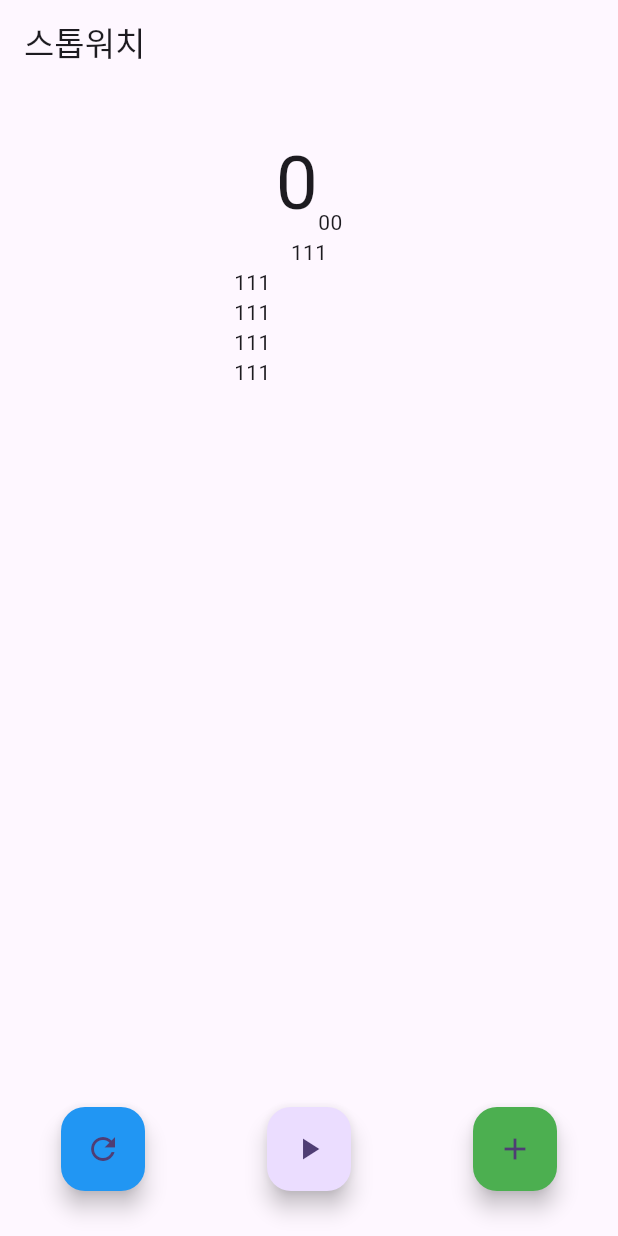
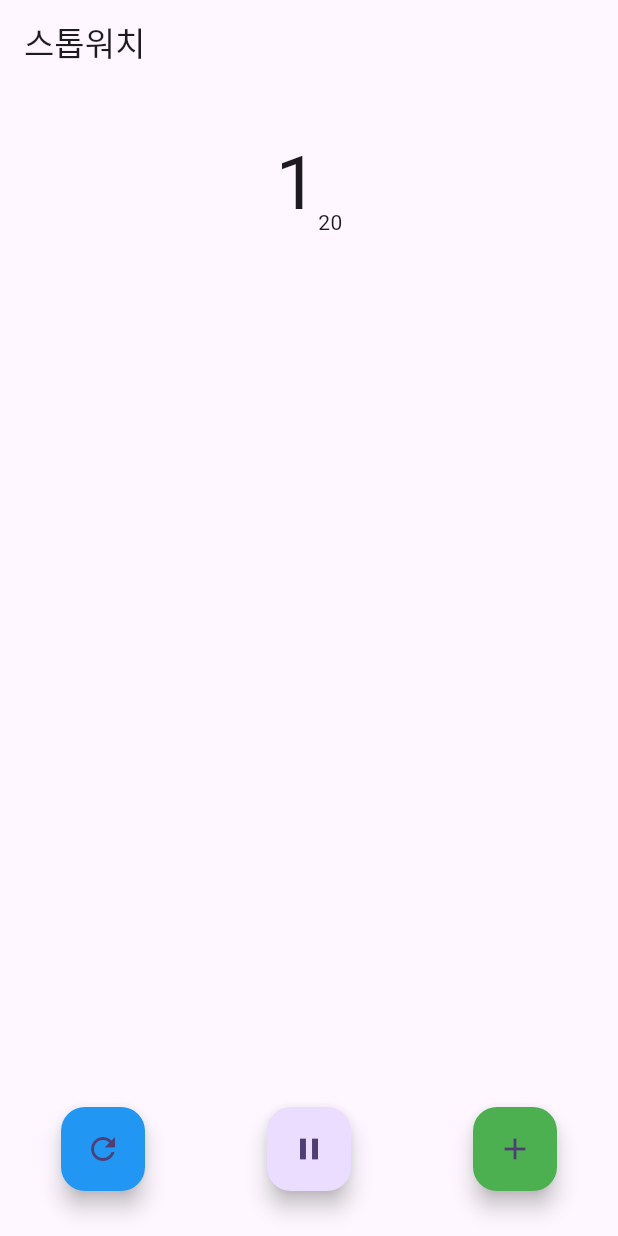
Before and after one commit to KimJJangGu/Flutter_Study, a Flutter app: the StopWatchScreen screen opened directly, after a tap on the "play arrow" icon, on a phone screen of 412 x 824 dp. Run offline on Flutter 3.47's test engine with Material 3 defaults, Android fonts, the phone set to English and light mode, and no system bars.

Commit message:
23_12_20 스톱워치(완성)

```diff
--- a/lib/23_12_20/stop_watch/stop_watch_screen.dart
+++ b/lib/23_12_20/stop_watch/stop_watch_screen.dart
@@ -1,3 +1,4 @@
+import 'dart:async';
 import 'package:flutter/material.dart';
 
 class StopWatchScreen extends StatefulWidget {
@@ -8,45 +9,84 @@ class StopWatchScreen extends StatefulWidget {
 }
 
 class _StopWatchScreenState extends State<StopWatchScreen> {
+  Timer? _timer;
+
+  int _time = 0;
+  bool _isRunning = false;
+
+  List<String> _lapTimes = [];
+
+  void _clickButton() {
+    _isRunning = !_isRunning;
+
+    if (_isRunning) {
+      _start();
+    } else {
+      _pause();
+    }
+  }
+
+  void _start() {
+    _timer = Timer.periodic(const Duration(milliseconds: 10), (timer) {
+      setState(() {
+        _time++;
+      });
+    });
+  }
+
+  void _pause() {
+    _timer?.cancel();
+  }
+
+  void _reset() {
+    _isRunning = false;
+    _timer?.cancel();
+    _lapTimes.clear();
+    _time = 0;
+  }
+
+  void _recordLapTime(String time) {
+    _lapTimes.insert(0, '${_lapTimes.length + 1}등 $time');
+  }
+
+  @override
+  void dispose() {
+    _timer?.cancel();
+    super.dispose();
+  }
+
   @override
   Widget build(BuildContext context) {
+    int sec = _time ~/ 100;
+    String hundreds = '${_time % 100}'.padLeft(2, '0'); // 2자리로 표시를 하지만, 두자리가 아닐 경우에는 앞자리에 0을 넣는다
+
     return Scaffold(
       appBar: AppBar(
         title: const Text('스톱워치'),
       ),
       body: Column(
         children: [
-          const SizedBox(height: 30,),
-          const Row(
+          const SizedBox(
+            height: 30,
+          ),
+          Row(
             mainAxisAlignment: MainAxisAlignment.center,
             crossAxisAlignment: CrossAxisAlignment.end,
             children: [
               Text(
-                '0',
-                style: TextStyle(fontSize: 50),
+                '$sec',
+                style: const TextStyle(fontSize: 50),
               ),
               Text(
-                '00',
+                '$hundreds',
               ),
             ],
           ),
           SizedBox(
             width: 100,
-            height: 100,
+            height: 500,
             child: ListView(
-              children: [
-                Center(child: Text('111')),
-                Text('111'),
-                Text('111'),
-                Text('111'),
-                Text('111'),
-                Text('111'),
-                Text('111'),
-                Text('111'),
-                Text('111'),
-                Text('111'),
-                Text('111'),
-              ],
+              children: _lapTimes.map((time) => Center(child: Text(time))).toList(),
             ),
           ),
           const Spacer(),
@@ -55,21 +95,35 @@ class _StopWatchScreenState extends State<StopWatchScreen> {
             children: [
               FloatingActionButton(
                 backgroundColor: Colors.blue,
-                onPressed: () {},
+                onPressed: () {
+                  setState(() {
+                    _reset();
+                  });
+                },
                 child: const Icon(Icons.refresh),
               ),
               FloatingActionButton(
-                onPressed: () {},
-                child: const Icon(Icons.play_arrow),
+                onPressed: () {
+                  setState(() {
+                    _clickButton();
+                  });
+                },
+                child: _isRunning ? const Icon(Icons.pause) : const Icon(Icons.play_arrow),
               ),
               FloatingActionButton(
                 backgroundColor: Colors.green,
-                onPressed: () {},
+                onPressed: () {
+                  setState(() {
+                    _recordLapTime('$sec.$hundreds');
+                  });
+                },
                 child: const Icon(Icons.add),
               ),
             ],
           ),
-          const SizedBox(height: 30,)
+          const SizedBox(
+            height: 30,
+          )
         ],
       ),
     );
```
